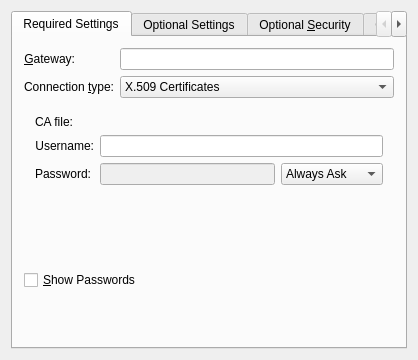
The window that vpnplugins/openvpn/openvpnprop.ui (KDE/networkmanagement) describes before a commit, drawn with Qt 5.
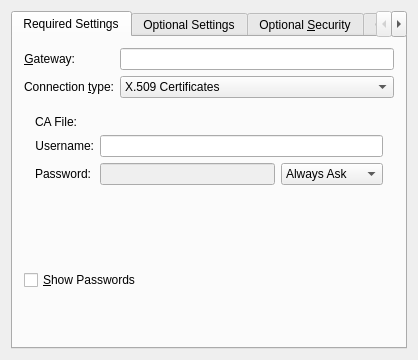
The same window after the commit. The open tabs and pages were chosen to show the change. Custom widgets are drawn as their Qt base class.

Commit message: Fix translatable string.

```diff
--- a/vpnplugins/openvpn/openvpnprop.ui
+++ b/vpnplugins/openvpn/openvpnprop.ui
@@ -322,7 +322,7 @@
              <item row="0" column="0">
               <widget class="QLabel" name="textLabel8">
                <property name="text">
-                <string>CA file:</string>
+                <string>CA File:</string>
                </property>
                <property name="alignment">
                 <set>Qt::AlignRight|Qt::AlignTrailing|Qt::AlignVCenter</set>
```
